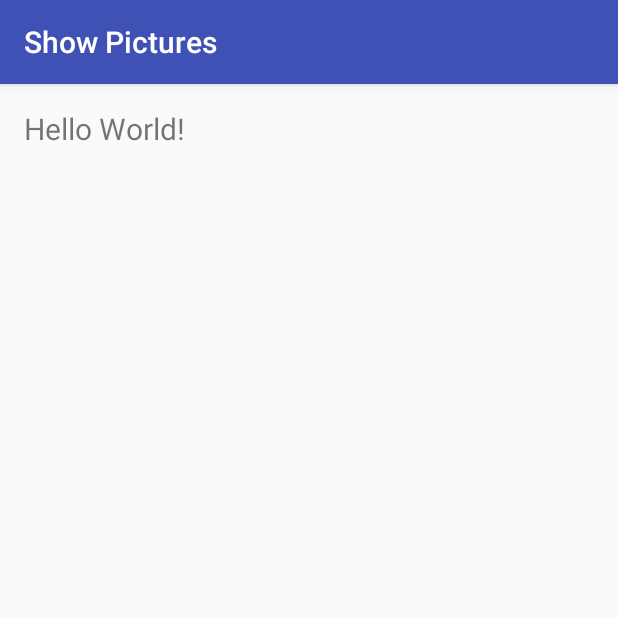
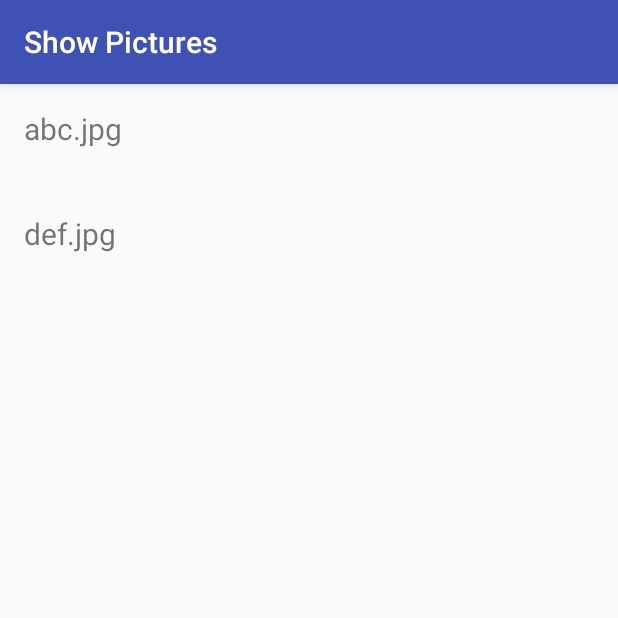
Before and after one commit to kangkyu/ShowPictures, an Android app: the screen it shows after launch (MainActivity), on a phone screen of 412 x 824 dp, the top half of it. Run offline under Robolectric (Android 15) with nearby library versions, the phone set to English and light mode, and no system bars.

Commit message:
add a list

```diff
--- a/app/src/main/java/com/example/android/showpictures/MainActivity.java
+++ b/app/src/main/java/com/example/android/showpictures/MainActivity.java
@@ -2,12 +2,26 @@ package com.example.android.showpictures;
 
 import android.support.v7.app.AppCompatActivity;
 import android.os.Bundle;
+import android.widget.TextView;
 
 public class MainActivity extends AppCompatActivity {
+
+    TextView mPhoto;
 
     @Override
     protected void onCreate(Bundle savedInstanceState) {
         super.onCreate(savedInstanceState);
         setContentView(R.layout.activity_main);
+
+        mPhoto = (TextView) findViewById(R.id.tv_photo_data);
+
+        String[] dummyPhotoData = {
+                "abc.jpg",
+                "def.jpg",
+        };
+
+        for (String dummyPhoto : dummyPhotoData) {
+            mPhoto.append(dummyPhoto + "\n\n\n");
+        }
     }
 }
--- a/app/src/main/res/layout/activity_main.xml
+++ b/app/src/main/res/layout/activity_main.xml
@@ -13,8 +13,7 @@
             android:padding="16dp"
             android:textSize="20sp"
             android:layout_width="wrap_content"
-            android:layout_height="wrap_content"
-            android:text="Hello World!" />
+            android:layout_height="wrap_content" />
     </ScrollView>
 
 </FrameLayout>
```
